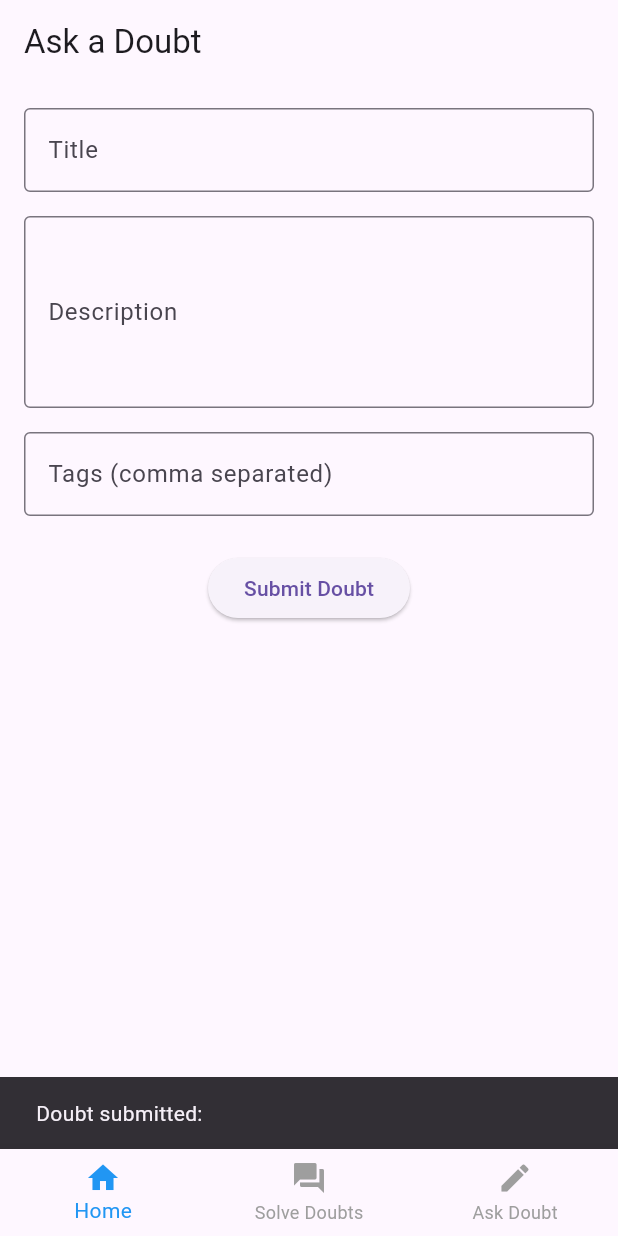
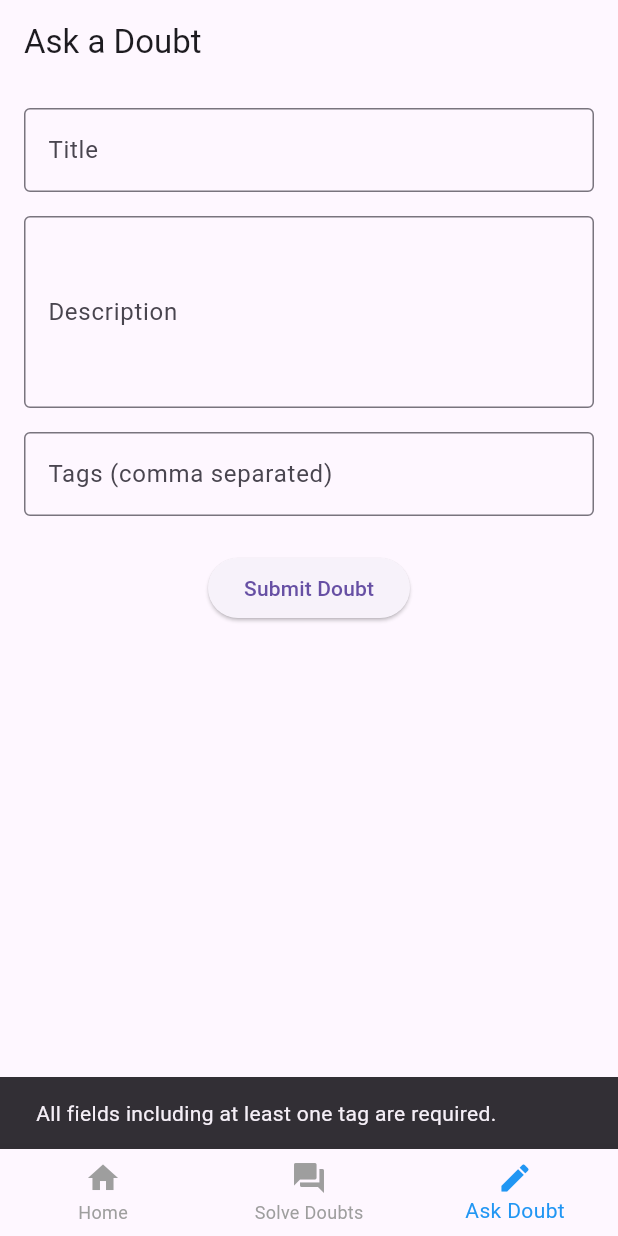
Before and after one commit to Sanath-S-Shetty/NO-DOUBT-V2, a Flutter app: the HomeScreen screen opened directly, item 3 of the bottom bar chosen, after a tap on "Submit Doubt", on a phone screen of 412 x 824 dp. Run offline on Flutter 3.47's test engine with Material 3 defaults, Android fonts, the phone set to English and light mode, and no system bars; our stand-ins replace cloud_firestore, firebase_auth, firebase_core; accounts and stored records are empty.

```diff
--- a/lib/answer.dart
+++ b/lib/answer.dart
@@ -2,7 +2,9 @@ import 'package:flutter/material.dart';
 import 'package:no_doubt/solution.dart'; // Make sure this import is correct
 
 class AnswerPage extends StatefulWidget {
-  const AnswerPage({super.key});
+  final String questionId;
+
+  const AnswerPage({super.key, required this.questionId});
 
   @override
   State<AnswerPage> createState() => _AnswerPageState();
--- a/lib/askdoubtpage.dart
+++ b/lib/askdoubtpage.dart
@@ -1,8 +1,8 @@
 import 'package:flutter/material.dart';
 import 'package:no_doubt/option.dart';
 import 'package:no_doubt/home.dart';
-
-
+import 'package:firebase_auth/firebase_auth.dart';
+import 'package:cloud_firestore/cloud_firestore.dart';
 
 class askDoubtPage extends StatelessWidget {
   const askDoubtPage({super.key});
@@ -27,6 +27,63 @@ class _AskDoubtPageState extends State<AskDoubtPage> {
   final TextEditingController _titleController = TextEditingController();
   final TextEditingController _descriptionController = TextEditingController();
   final TextEditingController _tagsController = TextEditingController();
+
+  Future<void> _submitDoubt() async {
+    final title = _titleController.text.trim();
+    final description = _descriptionController.text.trim();
+    final tagsRaw = _tagsController.text.trim();
+
+    if (title.isEmpty || description.isEmpty || tagsRaw.isEmpty) {
+      ScaffoldMessenger.of(context).showSnackBar(
+        const SnackBar(content: Text('All fields including at least one tag are required.')),
+      );
+      return;
+    }
+
+    final tags = tagsRaw
+        .split(',')
+        .map((tag) => tag.trim())
+        .where((tag) => tag.isNotEmpty)
+        .toList();
+
+    if (tags.isEmpty) {
+      ScaffoldMessenger.of(context).showSnackBar(
+        const SnackBar(content: Text('Please enter at least one valid tag.')),
+      );
+      return;
+    }
+
+    final user = FirebaseAuth.instance.currentUser;
+    if (user == null) {
+      ScaffoldMessenger.of(context).showSnackBar(
+        const SnackBar(content: Text('User not logged in.')),
+      );
+      return;
+    }
+
+    try {
+      await FirebaseFirestore.instance.collection('Doubt').add({
+        'qtitle': title,
+        'description': description,
+        'tags': tags,
+        'time': FieldValue.serverTimestamp(),
+        'posted_by': user.uid,
+        'star': {}, // Initialize empty map for starring
+      });
+
+      ScaffoldMessenger.of(context).showSnackBar(
+        SnackBar(content: Text('Doubt submitted: $title')),
+      );
+
+      _titleController.clear();
+      _descriptionController.clear();
+      _tagsController.clear();
+    } catch (e) {
+      ScaffoldMessenger.of(context).showSnackBar(
+        SnackBar(content: Text('Failed to submit doubt: $e')),
+      );
+    }
+  }
 
   @override
   Widget build(BuildContext context) {
@@ -64,44 +121,23 @@ class _AskDoubtPageState extends State<AskDoubtPage> {
             ),
             const SizedBox(height: 24),
             ElevatedButton(
-              onPressed: () {
-                // Handle submission logic here
-                final title = _titleController.text;
-                final description = _descriptionController.text;
-                final tags = _tagsController.text;
-                ScaffoldMessenger.of(context).showSnackBar(
-                  SnackBar(content: Text('Doubt submitted: $title')),
-                );
-              },
+              onPressed: _submitDoubt,
               child: const Text('Submit Doubt'),
             )
           ],
         ),
       ),
-       bottomNavigationBar: BottomNavigationBar(
-        currentIndex: 0,
+      bottomNavigationBar: BottomNavigationBar(
+        currentIndex: 2,
         selectedItemColor: Colors.blue,
         unselectedItemColor: Colors.grey,
         onTap: (index) {
-          if (index == 2) {
-            Navigator.push(
-              context,
-              MaterialPageRoute(builder: (context) => const askDoubtPage()),
-            );
+          if (index == 2) return;
+          if (index == 0) {
+            Navigator.push(context, MaterialPageRoute(builder: (context) => const Option()));
+          } else if (index == 1) {
+            Navigator.push(context, MaterialPageRoute(builder: (context) => const homePage()));
           }
-           if (index == 0) {
-            Navigator.push(
-              context,
-              MaterialPageRoute(builder: (context) => const Option()),
-            );
-          }
-           if (index == 1) {
-            Navigator.push(
-              context,
-              MaterialPageRoute(builder: (context) => const Homepage()),
-            );
-          }
-
         },
         items: const [
           BottomNavigationBarItem(icon: Icon(Icons.home), label: 'Home'),
--- a/lib/home.dart
+++ b/lib/home.dart
@@ -1,26 +1,57 @@
 import 'package:flutter/material.dart';
+import 'package:cloud_firestore/cloud_firestore.dart';
+import 'package:firebase_auth/firebase_auth.dart';
 import 'package:no_doubt/askdoubtpage.dart';
 import 'package:no_doubt/option.dart';
-import 'package:no_doubt/login.dart';
-import 'package:firebase_auth/firebase_auth.dart';
 import 'package:no_doubt/profile.dart';
+import 'package:no_doubt/answer.dart';
 
-
-
-class Homepage extends StatelessWidget {
-  const Homepage({super.key});
+class homePage extends StatelessWidget {
+  const homePage({super.key});
 
   @override
   Widget build(BuildContext context) {
-    return MaterialApp(
+    return const MaterialApp(
       debugShowCheckedModeBanner: false,
-      home: const HomeScreen(),
+      home: HomeScreen(),
     );
   }
 }
 
-class HomeScreen extends StatelessWidget {
+class HomeScreen extends StatefulWidget {
   const HomeScreen({super.key});
+
+  @override
+  State<HomeScreen> createState() => _HomeScreenState();
+}
+
+enum SortOption { stars, newest, oldest }
+
+class _HomeScreenState extends State<HomeScreen> {
+  final user = FirebaseAuth.instance.currentUser;
+  List<String> userInterests = [];
+  SortOption sortOption = SortOption.newest;
+
+  @override
+  void initState() {
+    super.initState();
+    fetchUserInterests();
+  }
+
+  Future<void> fetchUserInterests() async {
+    if (user != null) {
+      final doc = await FirebaseFirestore.instance
+          .collection('profile')
+          .doc(user!.uid)
+          .get();
+      final data = doc.data();
+      if (data != null && data['interests'] != null) {
+        setState(() {
+          userInterests = List<String>.from(data['interests']);
+        });
+      }
+    }
+  }
 
   @override
   Widget build(BuildContext context) {
@@ -39,11 +70,8 @@ class HomeScreen extends StatelessWidget {
         actions: [
           Padding(
             padding: const EdgeInsets.all(12.0),
-
             child: GestureDetector(
               onTap: () {
-
-
                 Navigator.of(context).pushReplacement(
                   MaterialPageRoute(builder: (context) => const ProfilePage()),
                 );
@@ -55,29 +83,49 @@ class HomeScreen extends StatelessWidget {
       ),
       body: Padding(
         padding: const EdgeInsets.all(16.0),
-        child: Column(
+        child: userInterests.isEmpty
+            ? const Center(child: CircularProgressIndicator())
+            : Column(
                 crossAxisAlignment: CrossAxisAlignment.start,
                 children: [
-            const Text(
-              'No Doubt',
-              style: TextStyle(fontSize: 32, fontWeight: FontWeight.bold),
+                  const Text('No Doubt',
+                      style:
+                          TextStyle(fontSize: 32, fontWeight: FontWeight.bold)),
+                  const SizedBox(height: 16),
+                  Row(
+                    mainAxisAlignment: MainAxisAlignment.spaceBetween,
+                    children: [
+                      const Text('Your Interests',
+                          style: TextStyle(
+                              fontSize: 20, fontWeight: FontWeight.bold)),
+                      DropdownButton<SortOption>(
+                        value: sortOption,
+                        items: const [
+                          DropdownMenuItem(
+                              value: SortOption.newest, child: Text("Newest")),
+                          DropdownMenuItem(
+                              value: SortOption.oldest, child: Text("Oldest")),
+                          DropdownMenuItem(
+                              value: SortOption.stars, child: Text("Stars")),
+                        ],
+                        onChanged: (value) {
+                          if (value != null) {
+                            setState(() {
+                              sortOption = value;
+                            });
+                          }
+                        },
                       ),
-            const SizedBox(height: 24),
-            DoubtCard(
-              title: 'What is a recursion?',
-              description:
-                  'Can someone explain the concept of recursion to me?',
-              author: '2.4 plistrar',
-              stars: 15,
+                    ],
                   ),
+                  const SizedBox(height: 8),
+                  Expanded(child: _buildDoubtList(matching: true)),
                   const SizedBox(height: 16),
-            DoubtCard(
-              title: 'Tips for time management?',
-              description:
-                  "I'm struggling to manage my time effectively, any advice?",
-              author: '22 stars',
-              stars: 8,
-            ),
+                  const Text('General Doubts',
+                      style:
+                          TextStyle(fontSize: 20, fontWeight: FontWeight.bold)),
+                  const SizedBox(height: 8),
+                  Expanded(child: _buildDoubtList(matching: false)),
                 ],
               ),
       ),
@@ -87,31 +135,75 @@ class HomeScreen extends StatelessWidget {
         unselectedItemColor: Colors.grey,
         onTap: (index) {
           if (index == 2) {
-            Navigator.push(
-              context,
-              MaterialPageRoute(builder: (context) => const askDoubtPage()),
-            );
+            Navigator.push(context,
+                MaterialPageRoute(builder: (context) => const askDoubtPage()));
           }
           if (index == 0) {
-            Navigator.push(
-              context,
-              MaterialPageRoute(builder: (context) => const Option()),
-            );
+            Navigator.push(context,
+                MaterialPageRoute(builder: (context) => const Option()));
           }
           if (index == 1) {
-            Navigator.push(
-              context,
-              MaterialPageRoute(builder: (context) => const Homepage()),
+            Navigator.push(context,
+                MaterialPageRoute(builder: (context) => const homePage()));
+          }
+        },
+        items: const [
+          BottomNavigationBarItem(icon: Icon(Icons.home), label: 'Home'),
+          BottomNavigationBarItem(
+              icon: Icon(Icons.question_answer), label: 'Solve Doubts'),
+          BottomNavigationBarItem(icon: Icon(Icons.edit), label: 'Ask Doubt'),
+        ],
+      ),
     );
   }
 
+  Widget _buildDoubtList({required bool matching}) {
+    return StreamBuilder<QuerySnapshot>(
+      stream:
+          FirebaseFirestore.instance.collection('doubts').snapshots(),
+      builder: (context, snapshot) {
+        if (!snapshot.hasData) {
+          return const Center(child: CircularProgressIndicator());
+        }
+
+        List<QueryDocumentSnapshot> docs = snapshot.data!.docs;
+
+        final filteredDocs = docs.where((doc) {
+          final tags = List<String>.from(doc['tags'] ?? []);
+          final overlap =
+              tags.toSet().intersection(userInterests.toSet());
+          return matching ? overlap.isNotEmpty : overlap.isEmpty;
+        }).toList();
+
+        // Sorting
+        if (sortOption == SortOption.stars) {
+          filteredDocs.sort((a, b) =>
+              (b['star'] as List).length.compareTo((a['star'] as List).length));
+        } else if (sortOption == SortOption.newest) {
+          filteredDocs.sort((a, b) => b['time'].compareTo(a['time']));
+        } else if (sortOption == SortOption.oldest) {
+          filteredDocs.sort((a, b) => a['time'].compareTo(b['time']));
+        }
+
+        if (filteredDocs.isEmpty) {
+          return const Text('No doubts found.',
+              style: TextStyle(color: Colors.grey));
+        }
+
+        return ListView.builder(
+          itemCount: filteredDocs.length,
+          itemBuilder: (context, index) {
+            final doubt = filteredDocs[index];
+            return DoubtCard(
+              title: doubt['qtitle'],
+              description: doubt['description'],
+              author: doubt['uid'],
+              stars: (doubt['star'] as List).length,
+              questionId: doubt.id,
+            );
           },
-        items: const [
-          BottomNavigationBarItem(icon: Icon(Icons.home), label: 'Home'),
-          BottomNavigationBarItem(icon: Icon(Icons.question_answer), label: 'Solve Doubts'),
-          BottomNavigationBarItem(icon: Icon(Icons.edit), label: 'Ask Doubt'),
-        ],
-      ),
+        );
+      },
     );
   }
 }
@@ -121,6 +213,7 @@ class DoubtCard extends StatelessWidget {
   final String description;
   final String author;
   final int stars;
+  final String questionId;
 
   const DoubtCard({
     super.key,
@@ -128,26 +221,36 @@ class DoubtCard extends StatelessWidget {
     required this.description,
     required this.author,
     required this.stars,
+    required this.questionId,
   });
 
   @override
   Widget build(BuildContext context) {
-    return Container(
+    return GestureDetector(
+      onTap: () {
+        Navigator.push(
+          context,
+          MaterialPageRoute(
+              builder: (context) => AnswerPage(questionId: questionId)),
+        );
+      },
+      child: Container(
+        margin: const EdgeInsets.only(bottom: 16),
         padding: const EdgeInsets.all(16),
         decoration: BoxDecoration(
           color: Colors.white,
           borderRadius: BorderRadius.circular(16),
-        boxShadow: [
-          BoxShadow(color: Colors.black12, blurRadius: 8, offset: Offset(0, 4)),
+          boxShadow: const [
+            BoxShadow(
+                color: Colors.black12, blurRadius: 8, offset: Offset(0, 4))
           ],
         ),
         child: Column(
           crossAxisAlignment: CrossAxisAlignment.start,
           children: [
-          Text(
-            title,
-            style: const TextStyle(fontWeight: FontWeight.bold, fontSize: 18),
-          ),
+            Text(title,
+                style:
+                    const TextStyle(fontWeight: FontWeight.bold, fontSize: 18)),
             const SizedBox(height: 8),
             Text(description),
             const SizedBox(height: 12),
@@ -166,6 +269,7 @@ class DoubtCard extends StatelessWidget {
             ),
           ],
         ),
+      ),
     );
   }
 }
--- a/lib/option.dart
+++ b/lib/option.dart
@@ -37,7 +37,7 @@ class Option extends StatelessWidget {
             buildOptionButton(context, 'Answer a Doubt', Icons.lightbulb, Colors.greenAccent, () {
               Navigator.push(
                 context,
-                MaterialPageRoute(builder: (context) => const Homepage()),
+                MaterialPageRoute(builder: (context) => const homePage()),
               );
             }),
           ],
@@ -63,7 +63,7 @@ class Option extends StatelessWidget {
           if (index == 1) {
             Navigator.push(
               context,
-              MaterialPageRoute(builder: (context) => const Homepage()),
+              MaterialPageRoute(builder: (context) => const homePage()),
             );
           }
         },
--- a/pubspec.yaml
+++ b/pubspec.yaml
@@ -38,6 +38,7 @@ dependencies:
   cupertino_icons: ^1.0.8
   firebase_core: ^3.13.0
   firebase_auth: ^5.5.3
+  cloud_firestore: ^5.6.7
 
 dev_dependencies:
   flutter_test:
```
Also changed, not shown: pubspec.lock, 5 other files. Lines whose indentation alone changed are shown as unchanged.
